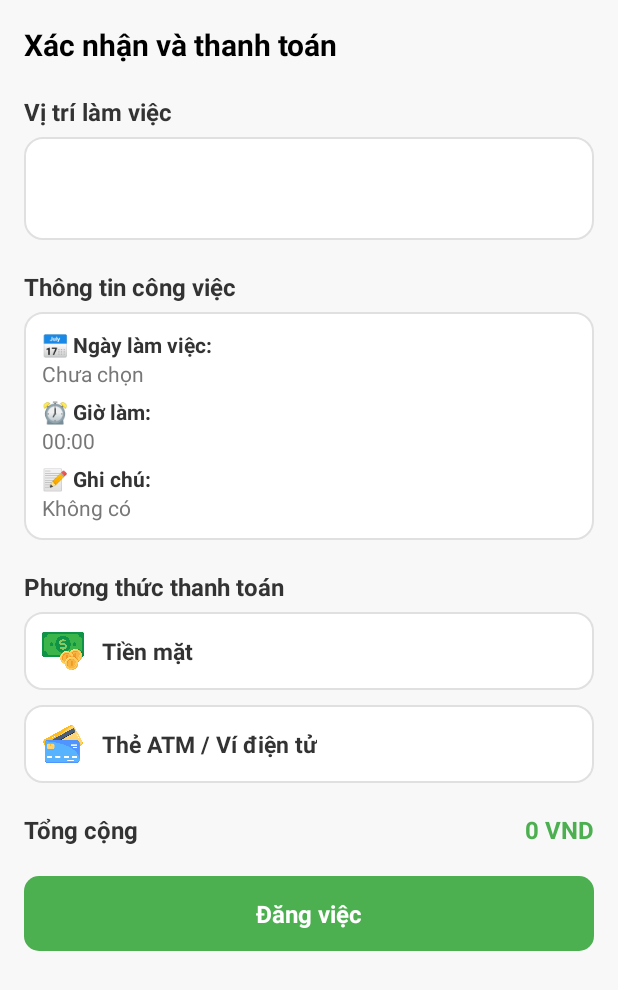
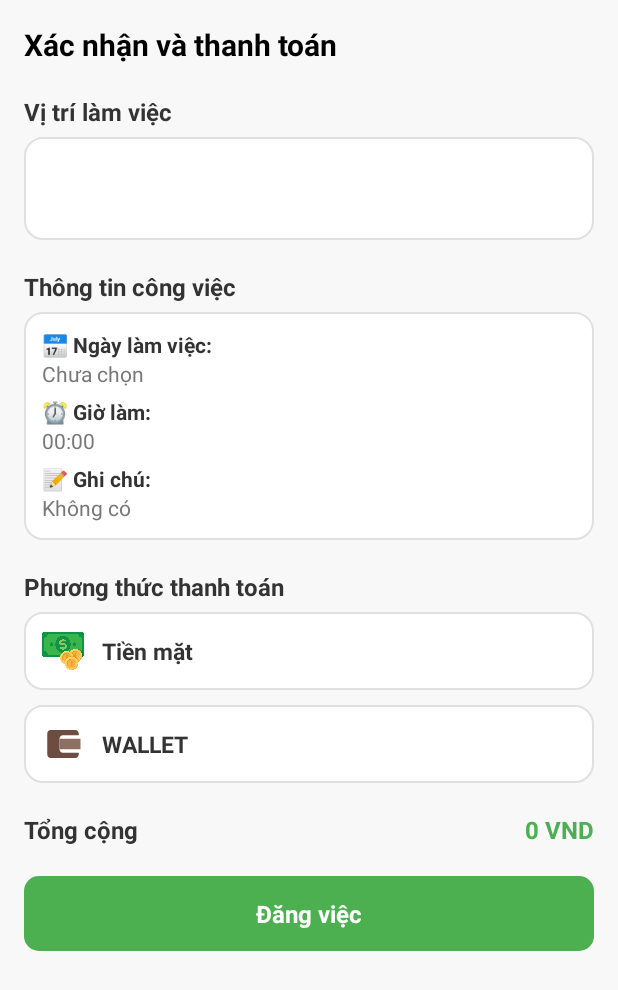
Before and after one commit to longth-dev/FTaskCustomer, an Android app: the ConfirmOrderActivity screen opened directly, with no data from a screen before it, on a phone screen of 412 x 824 dp. Shown: the top 990 px of the screen. Run offline under Robolectric (Android 15) with nearby library versions, the phone set to English and light mode, and no system bars; our stand-ins replace Volley.

Commit message:
add wallet icon

```diff
--- /dev/null
+++ b/FTask/app/src/main/res/drawable/ic_wallet.xml
@@ -0,0 +1,24 @@
+<?xml version="1.0" encoding="utf-8"?>
+<vector xmlns:android="http://schemas.android.com/apk/res/android"
+    android:width="24dp"
+    android:height="24dp"
+    android:viewportWidth="24"
+    android:viewportHeight="24">
+
+    <!-- Wallet body - Nâu đậm -->
+    <path
+        android:fillColor="#6D4C41"
+        android:pathData="M3,6C3,4.9 3.9,4 5,4h14c1.1,0 2,0.9 2,2v1h-9c-1.1,0 -2,0.9 -2,2v6c0,1.1 0.9,2 2,2h9v1c0,1.1 -0.9,2 -2,2H5c-1.1,0 -2,-0.9 -2,-2V6z"/>
+
+    <!-- Card slot - Nâu vàng -->
+    <path
+        android:fillColor="#8D6E63"
+        android:pathData="M10,9h12v6H10V9z"/>
+
+    <!-- Card button - Vàng gold -->
+    <circle
+        android:fillColor="#FFD54F"
+        android:cx="17"
+        android:cy="12"
+        android:r="1.5"/>
+</vector>
--- a/FTask/app/src/main/res/layout/activity_confirm_order.xml
+++ b/FTask/app/src/main/res/layout/activity_confirm_order.xml
@@ -171,13 +171,13 @@
             <ImageView
                 android:layout_width="28dp"
                 android:layout_height="28dp"
-                android:src="@drawable/atmcard"
+                android:src="@drawable/ic_wallet"
                 android:layout_marginEnd="12dp" />
 
             <TextView
                 android:layout_width="wrap_content"
                 android:layout_height="wrap_content"
-                android:text="Thẻ ATM / Ví điện tử"
+                android:text="WALLET"
                 android:textColor="#333"
                 android:textSize="15sp"
                 android:textStyle="bold" />
```
